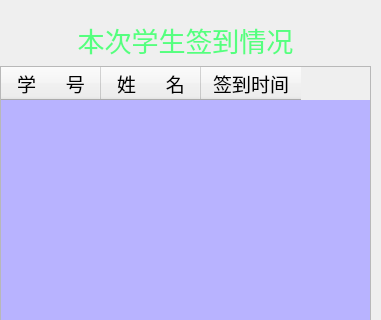
The window that sign_indata.ui (helloCZZ/FRS) describes before a commit, drawn with Qt 5; both pictures show x 0 to 381 and y 0 to 320 of the 381 by 468 pixel window.
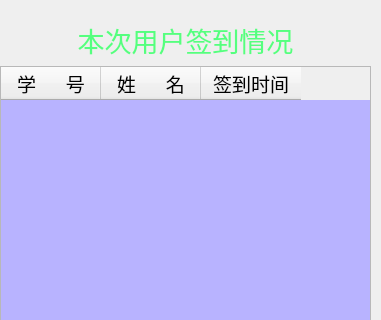
The same window after the commit.

```diff
--- a/sign_indata.ui
+++ b/sign_indata.ui
@@ -109,7 +109,7 @@
        <enum>Qt::LeftToRight</enum>
       </property>
       <property name="text">
-       <string>本次学生签到情况</string>
+       <string>本次用户签到情况</string>
       </property>
       <property name="alignment">
        <set>Qt::AlignCenter</set>
```
